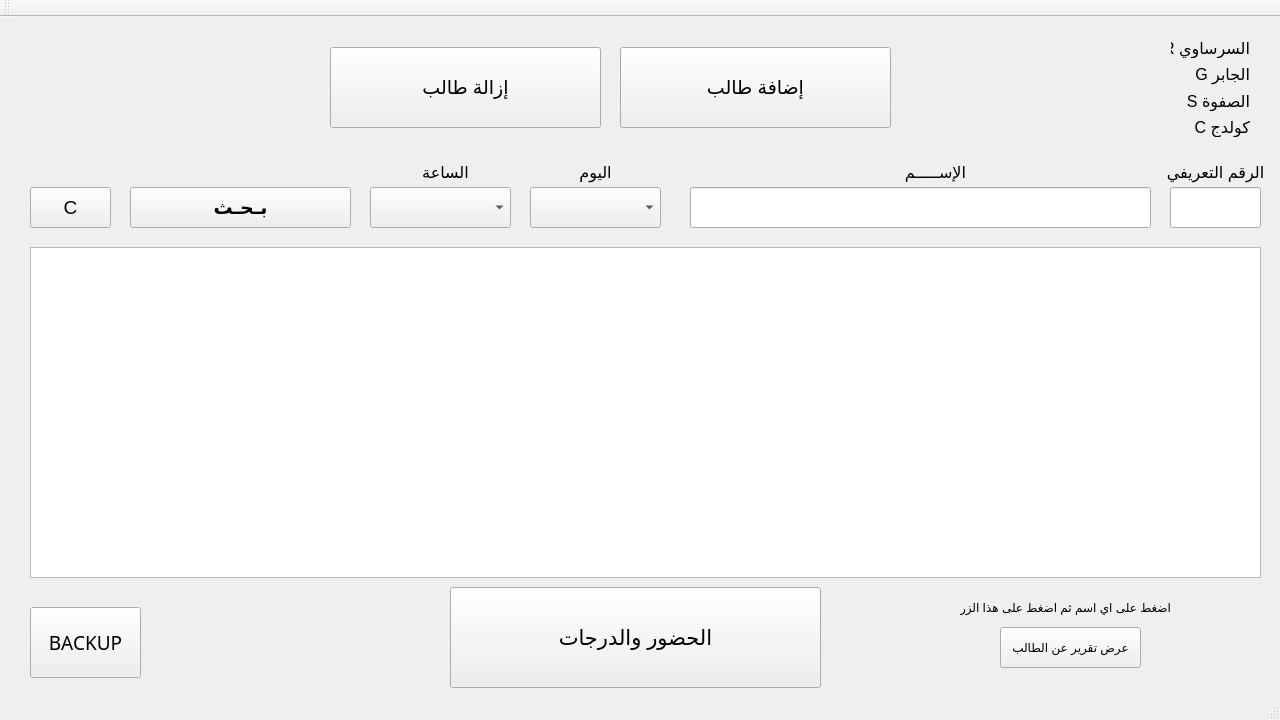
Above: student_manager/mainwindow.ui from shedeed1/student_manager before the change. Below: the same form after it.
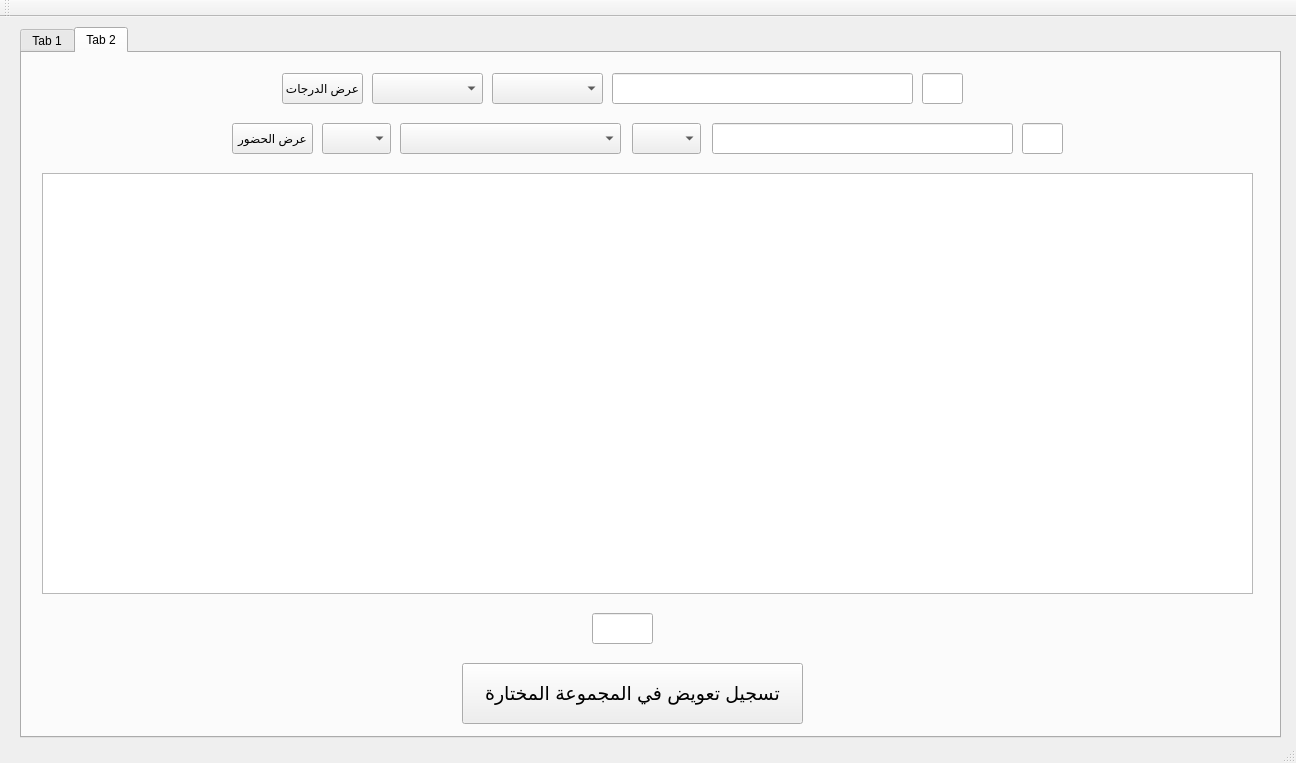
That is the form after the change. The open tabs and pages were chosen to show the change.

The edit to the form file:
```diff
--- a/student_manager/mainwindow.ui
+++ b/student_manager/mainwindow.ui
@@ -6,29 +6,104 @@
    <rect>
     <x>0</x>
     <y>0</y>
-    <width>1280</width>
-    <height>720</height>
+    <width>1296</width>
+    <height>763</height>
    </rect>
   </property>
   <property name="windowTitle">
    <string>عادل شديد</string>
   </property>
   <widget class="QWidget" name="centralWidget">
-   <widget class="QLineEdit" name="lineEdit">
+   <widget class="QTabWidget" name="tabWidget">
     <property name="geometry">
      <rect>
-      <x>690</x>
-      <y>170</y>
-      <width>461</width>
+      <x>20</x>
+      <y>10</y>
+      <width>1261</width>
+      <height>711</height>
+     </rect>
+    </property>
+    <property name="tabPosition">
+     <enum>QTabWidget::North</enum>
+    </property>
+    <property name="tabShape">
+     <enum>QTabWidget::Rounded</enum>
+    </property>
+    <property name="currentIndex">
+     <number>0</number>
+    </property>
+    <property name="documentMode">
+     <bool>false</bool>
+    </property>
+    <property name="tabsClosable">
+     <bool>false</bool>
+    </property>
+    <property name="movable">
+     <bool>false</bool>
+    </property>
+    <widget class="QWidget" name="tab">
+     <attribute name="title">
+      <string>Tab 1</string>
+     </attribute>
+     <widget class="QPushButton" name="pushButton">
+      <property name="geometry">
+       <rect>
+        <x>960</x>
+        <y>570</y>
+        <width>271</width>
+        <height>81</height>
+       </rect>
+      </property>
+      <property name="font">
+       <font>
+        <pointsize>14</pointsize>
+       </font>
+      </property>
+      <property name="text">
+       <string>إضافة طالب</string>
+      </property>
+     </widget>
+     <widget class="QPushButton" name="pushButton_9">
+      <property name="geometry">
+       <rect>
+        <x>150</x>
+        <y>580</y>
+        <width>111</width>
+        <height>71</height>
+       </rect>
+      </property>
+      <property name="font">
+       <font>
+        <pointsize>11</pointsize>
+       </font>
+      </property>
+      <property name="text">
+       <string>طـبـاعـة</string>
+      </property>
+     </widget>
+     <widget class="QPushButton" name="refreshBtn">
+      <property name="geometry">
+       <rect>
+        <x>20</x>
+        <y>50</y>
+        <width>81</width>
       <height>41</height>
      </rect>
     </property>
-   </widget>
-   <widget class="QPushButton" name="pushButton_3">
+      <property name="font">
+       <font>
+        <pointsize>14</pointsize>
+       </font>
+      </property>
+      <property name="text">
+       <string>R</string>
+      </property>
+     </widget>
+     <widget class="QPushButton" name="searchBtn">
     <property name="geometry">
      <rect>
-      <x>130</x>
-      <y>170</y>
+        <x>120</x>
+        <y>50</y>
       <width>221</width>
       <height>41</height>
      </rect>
@@ -44,108 +119,73 @@
      <string>بـحـث</string>
     </property>
    </widget>
-   <widget class="QTableView" name="tableView">
+     <widget class="QLabel" name="label_4">
     <property name="geometry">
      <rect>
-      <x>30</x>
-      <y>230</y>
-      <width>1231</width>
-      <height>331</height>
-     </rect>
-    </property>
-   </widget>
-   <widget class="QPushButton" name="pushButton_4">
-    <property name="geometry">
-     <rect>
-      <x>30</x>
-      <y>170</y>
-      <width>81</width>
-      <height>41</height>
-     </rect>
-    </property>
+        <x>380</x>
+        <y>10</y>
+        <width>111</width>
+        <height>31</height>
+       </rect>
+      </property>
     <property name="font">
      <font>
-      <pointsize>14</pointsize>
+        <pointsize>12</pointsize>
      </font>
     </property>
     <property name="text">
-     <string>C</string>
-    </property>
-   </widget>
-   <widget class="QPushButton" name="pushButton_5">
+       <string>المجموعة</string>
+      </property>
+      <property name="alignment">
+       <set>Qt::AlignCenter</set>
+      </property>
+     </widget>
+     <widget class="QComboBox" name="comboBox_2">
     <property name="geometry">
      <rect>
-      <x>450</x>
-      <y>570</y>
-      <width>371</width>
-      <height>101</height>
-     </rect>
-    </property>
+        <x>360</x>
+        <y>50</y>
+        <width>141</width>
+        <height>41</height>
+       </rect>
+      </property>
+     </widget>
+     <widget class="QLabel" name="label_3">
+      <property name="geometry">
+       <rect>
+        <x>520</x>
+        <y>10</y>
+        <width>111</width>
+        <height>31</height>
+       </rect>
+      </property>
     <property name="font">
      <font>
-      <pointsize>16</pointsize>
+        <pointsize>12</pointsize>
      </font>
     </property>
     <property name="text">
-     <string>الحضور والدرجات</string>
-    </property>
-   </widget>
-   <widget class="QLineEdit" name="lineEdit_2">
-    <property name="geometry">
-     <rect>
-      <x>1170</x>
-      <y>170</y>
-      <width>91</width>
-      <height>41</height>
-     </rect>
+       <string>اليوم</string>
+      </property>
+      <property name="alignment">
+       <set>Qt::AlignCenter</set>
     </property>
    </widget>
    <widget class="QComboBox" name="comboBox">
     <property name="geometry">
      <rect>
-      <x>530</x>
-      <y>170</y>
+        <x>520</x>
+        <y>50</y>
       <width>131</width>
       <height>41</height>
      </rect>
     </property>
    </widget>
-   <widget class="QComboBox" name="comboBox_2">
-    <property name="geometry">
-     <rect>
-      <x>370</x>
-      <y>170</y>
-      <width>141</width>
-      <height>41</height>
-     </rect>
-    </property>
-   </widget>
-   <widget class="QLabel" name="label">
-    <property name="geometry">
-     <rect>
-      <x>1160</x>
-      <y>140</y>
-      <width>111</width>
-      <height>31</height>
-     </rect>
-    </property>
-    <property name="font">
-     <font>
-      <pointsize>12</pointsize>
-     </font>
-    </property>
-    <property name="text">
-     <string>الرقم التعريفي</string>
-    </property>
-    <property name="alignment">
-     <set>Qt::AlignCenter</set>
-    </property>
-   </widget>
    <widget class="QLabel" name="label_2">
     <property name="geometry">
      <rect>
-      <x>880</x>
-      <y>140</y>
+        <x>820</x>
+        <y>20</y>
       <width>111</width>
       <height>31</height>
      </rect>
@@ -162,11 +202,21 @@
      <set>Qt::AlignCenter</set>
     </property>
    </widget>
-   <widget class="QLabel" name="label_3">
+     <widget class="QLineEdit" name="lineEdit">
     <property name="geometry">
      <rect>
-      <x>540</x>
-      <y>140</y>
+        <x>670</x>
+        <y>50</y>
+        <width>461</width>
+        <height>41</height>
+       </rect>
+      </property>
+     </widget>
+     <widget class="QLabel" name="label">
+      <property name="geometry">
+       <rect>
+        <x>1130</x>
+        <y>20</y>
       <width>111</width>
       <height>31</height>
      </rect>
@@ -183,32 +233,60 @@
      <set>Qt::AlignCenter</set>
     </property>
    </widget>
-   <widget class="QLabel" name="label_4">
+     <widget class="QLineEdit" name="lineEdit_2">
     <property name="geometry">
      <rect>
-      <x>390</x>
-      <y>140</y>
-      <width>111</width>
-      <height>31</height>
-     </rect>
-    </property>
-    <property name="font">
-     <font>
-      <pointsize>12</pointsize>
-     </font>
-    </property>
+        <x>1140</x>
+        <y>50</y>
+        <width>91</width>
+        <height>41</height>
+       </rect>
+      </property>
+     </widget>
+     <widget class="QTableView" name="tableView">
+      <property name="geometry">
+       <rect>
+        <x>20</x>
+        <y>110</y>
+        <width>1211</width>
+        <height>421</height>
+       </rect>
+      </property>
+     </widget>
+     <widget class="QLabel" name="label_9">
+      <property name="geometry">
+       <rect>
+        <x>490</x>
+        <y>580</y>
+        <width>241</width>
+        <height>20</height>
+       </rect>
+      </property>
     <property name="text">
-     <string>الساعة</string>
-    </property>
-    <property name="alignment">
-     <set>Qt::AlignCenter</set>
+       <string>اضغط على الرقم التعريفي ثم اضغط على هذا الزر</string>
+      </property>
+     </widget>
+     <widget class="QPushButton" name="pushButton_7">
+      <property name="geometry">
+       <rect>
+        <x>550</x>
+        <y>610</y>
+        <width>141</width>
+        <height>41</height>
+       </rect>
+      </property>
+      <property name="text">
+       <string>عرض تقرير عن الطالب</string>
     </property>
    </widget>
    <widget class="QPushButton" name="pushButton_6">
+      <property name="enabled">
+       <bool>false</bool>
+      </property>
     <property name="geometry">
      <rect>
-      <x>30</x>
-      <y>590</y>
+        <x>20</x>
+        <y>580</y>
       <width>111</width>
       <height>71</height>
      </rect>
@@ -223,127 +301,190 @@
      <string>BACKUP</string>
     </property>
    </widget>
-   <widget class="QPushButton" name="pushButton_2">
+    </widget>
+    <widget class="QWidget" name="tab_2">
+     <attribute name="title">
+      <string>Tab 2</string>
+     </attribute>
+     <widget class="QComboBox" name="groupComboBox2">
     <property name="geometry">
      <rect>
-      <x>330</x>
-      <y>30</y>
-      <width>271</width>
-      <height>81</height>
-     </rect>
-    </property>
-    <property name="font">
-     <font>
-      <pointsize>14</pointsize>
-     </font>
-    </property>
-    <property name="text">
-     <string>إزالة طالب</string>
-    </property>
-   </widget>
-   <widget class="QPushButton" name="pushButton">
+        <x>300</x>
+        <y>70</y>
+        <width>69</width>
+        <height>31</height>
+       </rect>
+      </property>
+     </widget>
+     <widget class="QLineEdit" name="name1">
     <property name="geometry">
      <rect>
-      <x>620</x>
-      <y>30</y>
-      <width>271</width>
-      <height>81</height>
-     </rect>
-    </property>
-    <property name="font">
-     <font>
-      <pointsize>14</pointsize>
-     </font>
-    </property>
-    <property name="text">
-     <string>إضافة طالب</string>
-    </property>
-   </widget>
-   <widget class="QWidget" name="layoutWidget">
+        <x>590</x>
+        <y>20</y>
+        <width>301</width>
+        <height>31</height>
+       </rect>
+      </property>
+     </widget>
+     <widget class="QPushButton" name="viewAttendance">
     <property name="geometry">
      <rect>
-      <x>1160</x>
-      <y>10</y>
-      <width>101</width>
-      <height>121</height>
-     </rect>
-    </property>
-    <layout class="QVBoxLayout" name="verticalLayout">
-     <item>
-      <widget class="QLabel" name="label_5">
-       <property name="font">
-        <font>
-         <pointsize>12</pointsize>
-        </font>
-       </property>
+        <x>210</x>
+        <y>70</y>
+        <width>81</width>
+        <height>31</height>
+       </rect>
+      </property>
        <property name="text">
-        <string>السرساوي R</string>
-       </property>
-      </widget>
-     </item>
-     <item>
-      <widget class="QLabel" name="label_6">
-       <property name="font">
-        <font>
-         <pointsize>12</pointsize>
-        </font>
-       </property>
-       <property name="text">
-        <string>الجابر G</string>
-       </property>
-      </widget>
-     </item>
-     <item>
-      <widget class="QLabel" name="label_7">
-       <property name="font">
-        <font>
-         <pointsize>12</pointsize>
-        </font>
-       </property>
-       <property name="text">
-        <string>الصفوة S</string>
-       </property>
-      </widget>
-     </item>
-     <item>
-      <widget class="QLabel" name="label_8">
-       <property name="font">
-        <font>
-         <pointsize>12</pointsize>
-        </font>
-       </property>
-       <property name="text">
-        <string>كولدج C</string>
-       </property>
-      </widget>
-     </item>
-    </layout>
-   </widget>
-   <widget class="QPushButton" name="pushButton_7">
+       <string>عرض الحضور</string>
+      </property>
+     </widget>
+     <widget class="QLineEdit" name="name2">
+      <property name="geometry">
+       <rect>
+        <x>690</x>
+        <y>70</y>
+        <width>301</width>
+        <height>31</height>
+       </rect>
+      </property>
+     </widget>
+     <widget class="QComboBox" name="dateComboBox">
+      <property name="geometry">
+       <rect>
+        <x>378</x>
+        <y>70</y>
+        <width>221</width>
+        <height>31</height>
+       </rect>
+      </property>
+     </widget>
+     <widget class="QLineEdit" name="id2">
     <property name="geometry">
      <rect>
       <x>1000</x>
-      <y>610</y>
-      <width>141</width>
-      <height>41</height>
+        <y>70</y>
+        <width>41</width>
+        <height>31</height>
+       </rect>
+      </property>
+     </widget>
+     <widget class="QComboBox" name="dayComboBox2">
+      <property name="geometry">
+       <rect>
+        <x>610</x>
+        <y>70</y>
+        <width>69</width>
+        <height>31</height>
+       </rect>
+      </property>
+     </widget>
+     <widget class="QComboBox" name="groupComboBox1">
+      <property name="geometry">
+       <rect>
+        <x>350</x>
+        <y>20</y>
+        <width>111</width>
+        <height>31</height>
+       </rect>
+      </property>
+     </widget>
+     <widget class="QLineEdit" name="id1">
+      <property name="geometry">
+       <rect>
+        <x>900</x>
+        <y>20</y>
+        <width>41</width>
+        <height>31</height>
      </rect>
     </property>
     <property name="text">
-     <string>عرض تقرير عن الطالب</string>
-    </property>
-   </widget>
-   <widget class="QLabel" name="label_9">
+       <string/>
+      </property>
+     </widget>
+     <widget class="QLabel" name="result_label">
     <property name="geometry">
      <rect>
       <x>960</x>
-      <y>580</y>
-      <width>211</width>
-      <height>20</height>
-     </rect>
-    </property>
+        <y>600</y>
+        <width>271</width>
+        <height>41</height>
+       </rect>
+      </property>
+      <property name="font">
+       <font>
+        <pointsize>16</pointsize>
+       </font>
+      </property>
     <property name="text">
-     <string>اضغط على اي اسم ثم اضغط على هذا الزر</string>
-    </property>
+       <string/>
+      </property>
+      <property name="alignment">
+       <set>Qt::AlignCenter</set>
+      </property>
+     </widget>
+     <widget class="QPushButton" name="viewGradesBtn">
+      <property name="geometry">
+       <rect>
+        <x>260</x>
+        <y>20</y>
+        <width>81</width>
+        <height>31</height>
+       </rect>
+      </property>
+      <property name="text">
+       <string>عرض الدرجات</string>
+      </property>
+     </widget>
+     <widget class="QComboBox" name="dayComboBox1">
+      <property name="geometry">
+       <rect>
+        <x>470</x>
+        <y>20</y>
+        <width>111</width>
+        <height>31</height>
+       </rect>
+      </property>
+     </widget>
+     <widget class="QTableView" name="tableView_2">
+      <property name="geometry">
+       <rect>
+        <x>20</x>
+        <y>120</y>
+        <width>1211</width>
+        <height>421</height>
+       </rect>
+      </property>
+     </widget>
+     <widget class="QPushButton" name="compensationBtn">
+      <property name="geometry">
+       <rect>
+        <x>440</x>
+        <y>610</y>
+        <width>341</width>
+        <height>61</height>
+       </rect>
+      </property>
+      <property name="font">
+       <font>
+        <pointsize>14</pointsize>
+       </font>
+      </property>
+      <property name="text">
+       <string>تسجيل تعويض في المجموعة المختارة</string>
+      </property>
+     </widget>
+     <widget class="QLineEdit" name="idCompensation">
+      <property name="geometry">
+       <rect>
+        <x>570</x>
+        <y>560</y>
+        <width>61</width>
+        <height>31</height>
+       </rect>
+      </property>
+     </widget>
+    </widget>
    </widget>
   </widget>
   <widget class="QToolBar" name="mainToolBar">
```
Left out of the diff: 2 changed lines with no effect on the pictures. Lines whose indentation alone changed are shown as unchanged.
